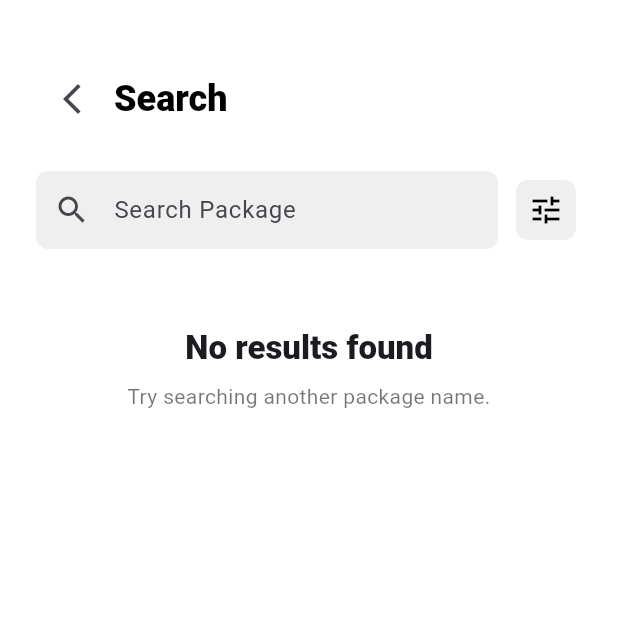
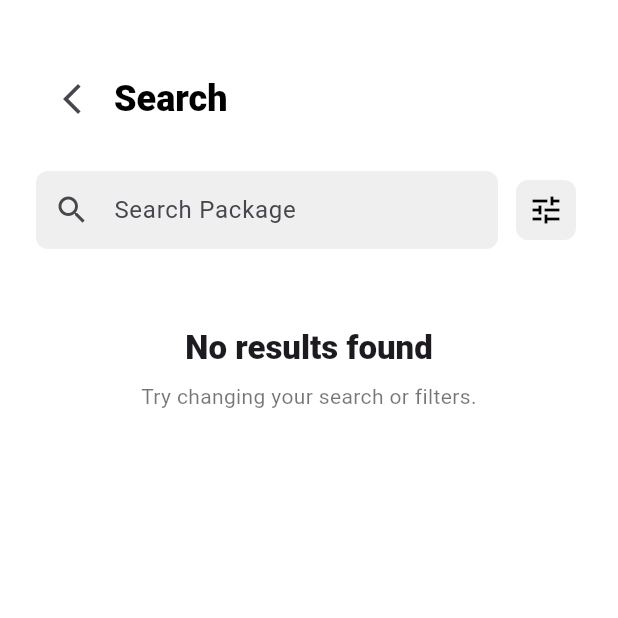
Before and after one commit to shahrilsharizan/restaurant_booking_app_v2, a Flutter app: the SearchResultsScreen screen opened by its route, on a phone screen of 412 x 824 dp, the top half of it. Run offline on Flutter 3.47's test engine with Material 3 defaults, Android fonts, the phone set to English and light mode, and no system bars; our stand-ins replace cloud_firestore, firebase_auth, firebase_core, flutter_riverpod, go_router; accounts and stored records are empty; generated files the repository leaves out were written again.

Commit message:
Fixed sort by filter

```diff
--- a/lib/src/features/packages/ui/package_list_screen.dart
+++ b/lib/src/features/packages/ui/package_list_screen.dart
@@ -166,7 +166,9 @@ class _SearchResultsScreenState extends ConsumerState<SearchResultsScreen> {
 
             return Stack(
               children: [
-                ListView(
+                NotificationListener<ScrollUpdateNotification>(
+                  onNotification: _hideFiltersWhenScrollingDown,
+                  child: ListView(
                     padding: const EdgeInsets.fromLTRB(24, 42, 24, 24),
                     children: [
                       Row(
@@ -231,7 +233,7 @@ class _SearchResultsScreenState extends ConsumerState<SearchResultsScreen> {
                       if (filteredPackages.isEmpty)
                         const _PackageMessage(
                           title: 'No results found',
-                        message: 'Try searching another package name.',
+                          message: 'Try changing your search or filters.',
                         )
                       else
                         ...filteredPackages.map(
@@ -242,6 +244,7 @@ class _SearchResultsScreenState extends ConsumerState<SearchResultsScreen> {
                           ),
                         ),
                     ],
+                  ),
                 ),
                 if (_showFilters)
                   Positioned(
@@ -295,11 +298,20 @@ class _SearchResultsScreenState extends ConsumerState<SearchResultsScreen> {
       );
     } else if (_sortOrder == _PriceSort.highToLow) {
       filteredPackages.sort(
-        (b, a) => b.basePricePerPax.compareTo(a.basePricePerPax),
+        (a, b) => b.basePricePerPax.compareTo(a.basePricePerPax),
       );
     }
 
     return filteredPackages;
+  }
+
+  bool _hideFiltersWhenScrollingDown(ScrollUpdateNotification notification) {
+    final scrollDelta = notification.scrollDelta;
+    if (_showFilters && scrollDelta != null && scrollDelta > 0) {
+      setState(() => _showFilters = false);
+    }
+
+    return false;
   }
 }
 
@@ -307,10 +319,10 @@ enum _PriceSort { none, lowToHigh, highToLow }
 
 enum _MaxPrice {
   any(null, 'Any'),
-  rm25(25.0, 'RM25'),
-  rm50(50.0, 'RM50'),
   rm100(100.0, 'RM100'),
-  rm200(200.0, 'RM200');
+  rm200(200.0, 'RM200'),
+  rm300(300.0, 'RM300'),
+  rm500(500.0, 'RM500');
 
   const _MaxPrice(this.value, this.label);
 
```
Lines whose indentation alone changed are shown as unchanged.
